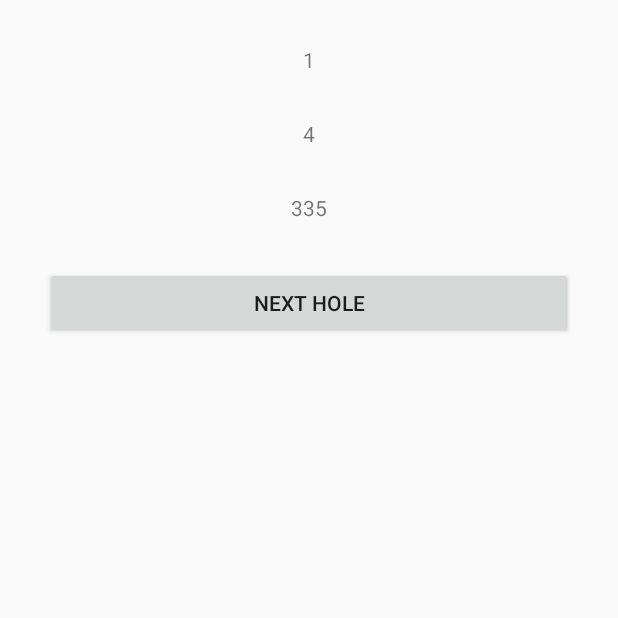
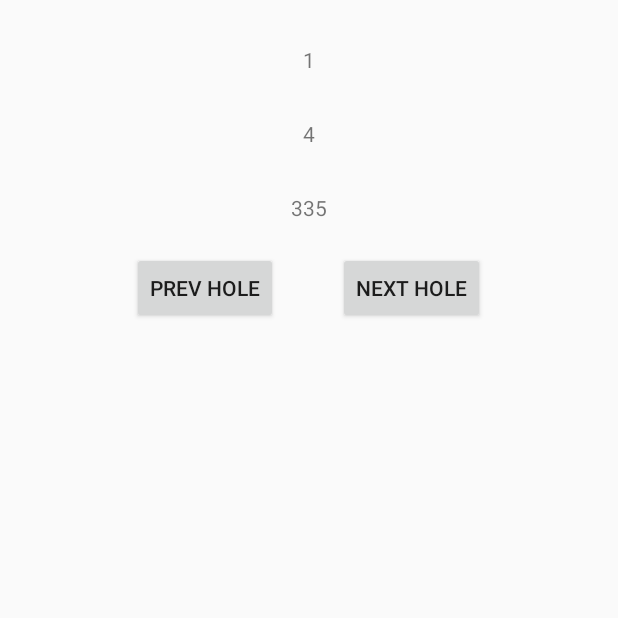
Before and after one commit to JoshAnderson4201/BendersonScorecardApp, an Android app: the IndividualHole screen opened directly, with no data from a screen before it, on a phone screen of 412 x 824 dp, the top half of it. Run offline under Robolectric (Android 15) with nearby library versions, the phone set to English and light mode, and no system bars.

Commit message:
Added previous button in IndividualHole

```diff
--- a/BendersonScorecard/app/src/main/java/com/example/ja160637/bendersonscorecard/IndividualHole.java
+++ b/BendersonScorecard/app/src/main/java/com/example/ja160637/bendersonscorecard/IndividualHole.java
@@ -44,6 +44,19 @@ public class IndividualHole extends AppCompatActivity
             currentHole = 1;
             loadHoleStats(currentHole);
         }
+    }
 
+    public void prevHole(View v)
+    {
+        if(currentHole != 1)
+        {
+            currentHole--;
+            loadHoleStats(currentHole);
+        }
+        else
+        {
+            currentHole = 18;
+            loadHoleStats(currentHole);
+        }
     }
 }
--- a/BendersonScorecard/app/src/main/res/layout/activity_individual_hole.xml
+++ b/BendersonScorecard/app/src/main/res/layout/activity_individual_hole.xml
@@ -31,11 +31,27 @@
         android:layout_below="@id/holePar"
         android:layout_marginTop="30dp"/>
 
-    <Button
+    <RelativeLayout
         android:layout_width="match_parent"
         android:layout_height="wrap_content"
-        android:text="Next Hole"
-        android:layout_margin="30dp"
-        android:layout_below="@id/holeYardage"
-        android:onClick="nextHole"/>
+        android:layout_centerHorizontal="true"
+        android:gravity="center"
+        android:layout_below="@id/holeYardage">
+        <Button
+            android:id="@+id/prev"
+            android:layout_width="wrap_content"
+            android:layout_height="wrap_content"
+            android:layout_margin="20dp"
+            android:text="Prev Hole"
+            android:onClick="prevHole"/>
+
+        <Button
+            android:id="@+id/next"
+            android:layout_width="wrap_content"
+            android:layout_height="wrap_content"
+            android:layout_margin="20dp"
+            android:text="Next Hole"
+            android:layout_toRightOf="@id/prev"
+            android:onClick="nextHole"/>
+    </RelativeLayout>
 </RelativeLayout>
```
